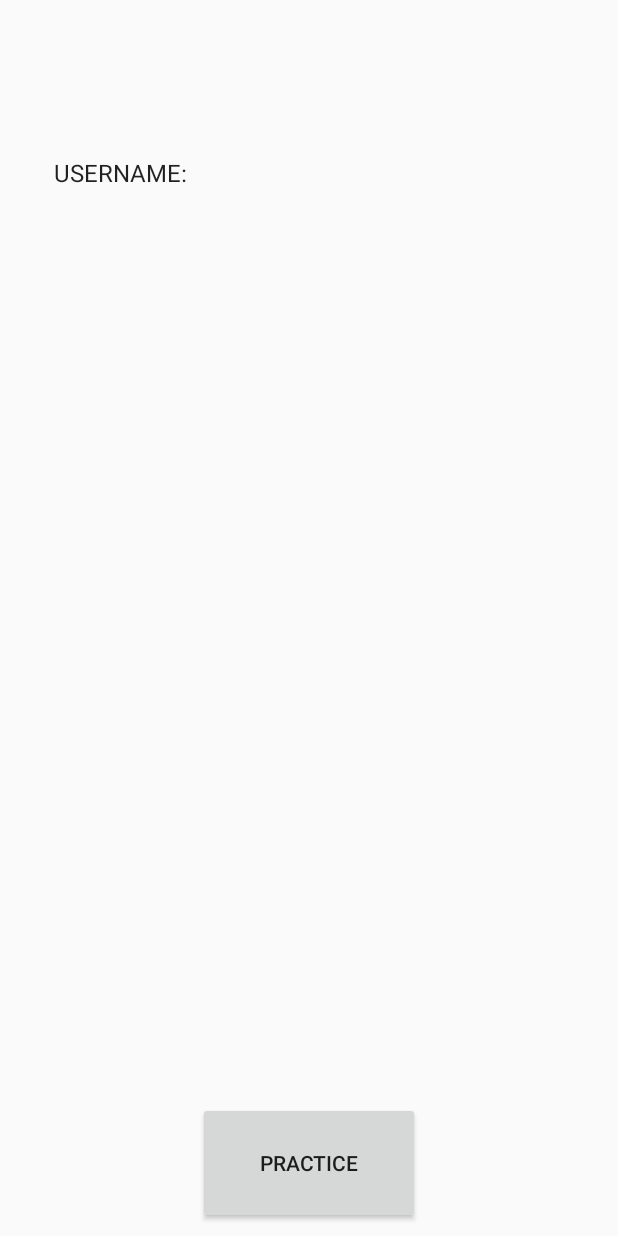
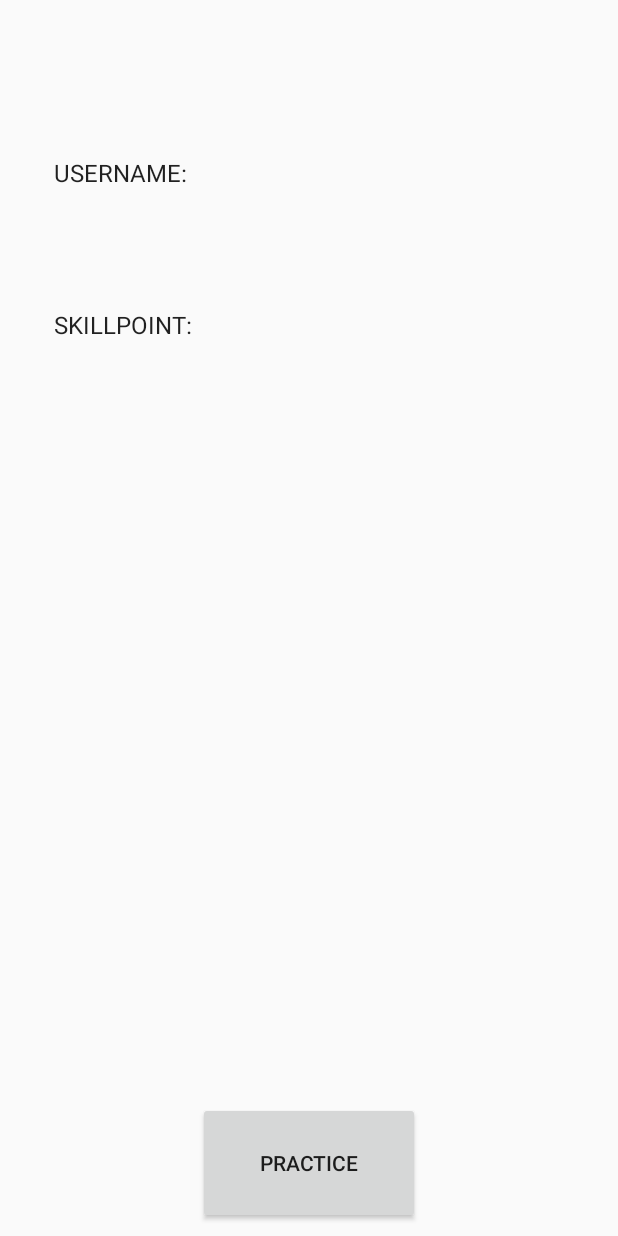
Before and after one commit to oliavd/TempConverter8480, an Android app: the UserOverviewActivity screen opened directly, with no data from a screen before it, on a phone screen of 412 x 824 dp. Run offline under Robolectric (Android 15) with nearby library versions, the phone set to English and light mode, and no system bars.

Commit message:
added a 3rd activity

```diff
--- a/AndroidIntents/app/src/main/java/com/example/oliavd/androidintents/CreateUserActivity.java
+++ b/AndroidIntents/app/src/main/java/com/example/oliavd/androidintents/CreateUserActivity.java
@@ -35,9 +35,6 @@ public class CreateUserActivity extends AppCompatActivity {
                         break;
                 }
 
-                System.out.println(male);
-
-
             }
 
 
--- a/AndroidIntents/app/src/main/java/com/example/oliavd/androidintents/UserOverviewActivity.java
+++ b/AndroidIntents/app/src/main/java/com/example/oliavd/androidintents/UserOverviewActivity.java
@@ -7,16 +7,21 @@ import android.support.design.widget.FloatingActionButton;
 import android.support.design.widget.Snackbar;
 import android.support.v7.app.AppCompatActivity;
 import android.support.v7.widget.Toolbar;
+import android.widget.EditText;
+import android.widget.Toast;
 import android.view.View;
 import android.widget.ImageView;
 import android.widget.TextView;
+import android.widget.Toast;
 
 public class UserOverviewActivity extends AppCompatActivity {
 
-    public static final int SUB_ACTIVITY_CREATE_USER = 10;
+    public static final int SUB_ACTIVITY_CREATE_USER = 10, SUB_ACTIVITY_LEARN = 20;
     private User user;
     ImageView genderImg;
     TextView name;
+    TextView skillPoint;
+    int skillPointInteger = 0;
 
 
 
@@ -31,6 +36,7 @@ public class UserOverviewActivity extends AppCompatActivity {
         boolean userExists = false;
         genderImg = (ImageView) findViewById(R.id.genderImage) ;
         name = findViewById(R.id.user_name);
+        skillPoint = findViewById(R.id.skill_point);
 
         /*Create a new one if none exist (call subactivity CreateActivity*/
         if(!userExists){
@@ -38,7 +44,14 @@ public class UserOverviewActivity extends AppCompatActivity {
             startActivityForResult(intent, SUB_ACTIVITY_CREATE_USER);
         }
 
-            }
+    }
+
+    public void onClick(View view){
+        Intent intent = new Intent(this,LearningActivity.class);
+        intent.putExtra("skillPoints",user.skillPoints);
+        startActivityForResult(intent,SUB_ACTIVITY_LEARN);
+
+    }
 
         /* Callback for started sub-activity */
     @Override
@@ -55,11 +68,22 @@ public class UserOverviewActivity extends AppCompatActivity {
                 updateUserInterface();
             }
         }
+
+        if(requestCode == SUB_ACTIVITY_LEARN && resultCode == RESULT_OK){
+            if(data.hasExtra("skillLevel")){
+                //TODO implement what to do with returned data
+                skillPointInteger = data.getExtras().getInt("skillLevel");
+                user.skillPoints = skillPointInteger;
+                Toast.makeText(this,"New Skill Level: "+String.valueOf(skillPointInteger),Toast.LENGTH_SHORT).show();
+
+                skillPoint.setText(String.valueOf(skillPointInteger));
+            }
+        }
     }
 
     private void updateUserInterface(){
-        //TODO show the new user values in the UI
-        System.out.println(user.gender);
+        //TODO show the new user values in the UI (add skill level to it)
+
         if (user.gender){
 
             genderImg.setImageDrawable(getDrawable(R.drawable.ic_boy));
@@ -67,10 +91,15 @@ public class UserOverviewActivity extends AppCompatActivity {
             genderImg.setImageDrawable(getDrawable(R.mipmap.ic_launcher_foreground));
         }
 
+        skillPoint.setText(String.valueOf(user.skillPoints));
 
         name.setText(user.name);
+        Toast.makeText(this,"User: "+String.valueOf(user.name)+" Created",Toast.LENGTH_LONG).show();
+
 
 
     }
 
+
+
 }
--- a/AndroidIntents/app/src/main/res/layout/activity_user_overview.xml
+++ b/AndroidIntents/app/src/main/res/layout/activity_user_overview.xml
@@ -23,6 +23,23 @@
         app:layout_constraintTop_toTopOf="parent" />
 
     <TextView
+        android:id="@+id/label_skill_point"
+        android:layout_width="136dp"
+        android:layout_height="28dp"
+        android:layout_marginBottom="8dp"
+        android:layout_marginEnd="8dp"
+        android:layout_marginStart="8dp"
+        android:layout_marginTop="200dp"
+        android:text="SKILLPOINT:"
+        android:textAppearance="@style/TextAppearance.AppCompat.Menu"
+        app:layout_constraintBottom_toBottomOf="parent"
+        app:layout_constraintEnd_toEndOf="parent"
+        app:layout_constraintHorizontal_bias="0.107"
+        app:layout_constraintStart_toStartOf="parent"
+        app:layout_constraintTop_toTopOf="parent"
+        app:layout_constraintVertical_bias="0.009" />
+
+    <TextView
         android:id="@+id/user_name"
         android:layout_width="150dp"
         android:layout_height="51dp"
@@ -39,6 +56,23 @@
         app:layout_constraintTop_toBottomOf="@+id/userNameLabel"
         app:layout_constraintVertical_bias="0.0" />
 
+    <TextView
+        android:id="@+id/skill_point"
+        android:layout_width="150dp"
+        android:layout_height="51dp"
+        android:layout_marginBottom="8dp"
+        android:layout_marginEnd="8dp"
+        android:layout_marginStart="8dp"
+        android:layout_marginTop="8dp"
+        android:inputType="textPersonName"
+
+        app:layout_constraintBottom_toTopOf="@+id/button_learn"
+        app:layout_constraintEnd_toEndOf="parent"
+        app:layout_constraintHorizontal_bias="0.114"
+        app:layout_constraintStart_toStartOf="parent"
+        app:layout_constraintTop_toBottomOf="@+id/userNameLabel"
+        app:layout_constraintVertical_bias="0.387" />
+
     <Button
         android:id="@+id/button_learn"
         android:layout_width="148dp"
@@ -46,6 +80,7 @@
         android:layout_marginBottom="8dp"
         android:layout_marginEnd="8dp"
         android:layout_marginStart="8dp"
+        android:onClick="onClick"
         android:text="Practice"
         app:layout_constraintBottom_toBottomOf="parent"
         app:layout_constraintEnd_toEndOf="parent"
--- a/AndroidIntents/app/src/main/res/values/strings.xml
+++ b/AndroidIntents/app/src/main/res/values/strings.xml
@@ -1,4 +1,5 @@
 <resources>
     <string name="app_name">AndroidIntents</string>
     <string name="title_activity_user_overview">UserOverviewActivity</string>
+    <string name="title_activity_learning">LearningActivity</string>
 </resources>
```
Also changed, not shown: AndroidIntents/app/src/main/AndroidManifest.xml (+7 -2 lines), AndroidIntents/app/src/main/java/com/example/oliavd/androidintents/LearningActivity.java (added, +70 -0 lines), AndroidIntents/app/src/main/res/layout/activity_learning.xml (added, +25 -0 lines), AndroidIntents/app/src/main/res/layout/content_learning.xml (added, +202 -0 lines).
